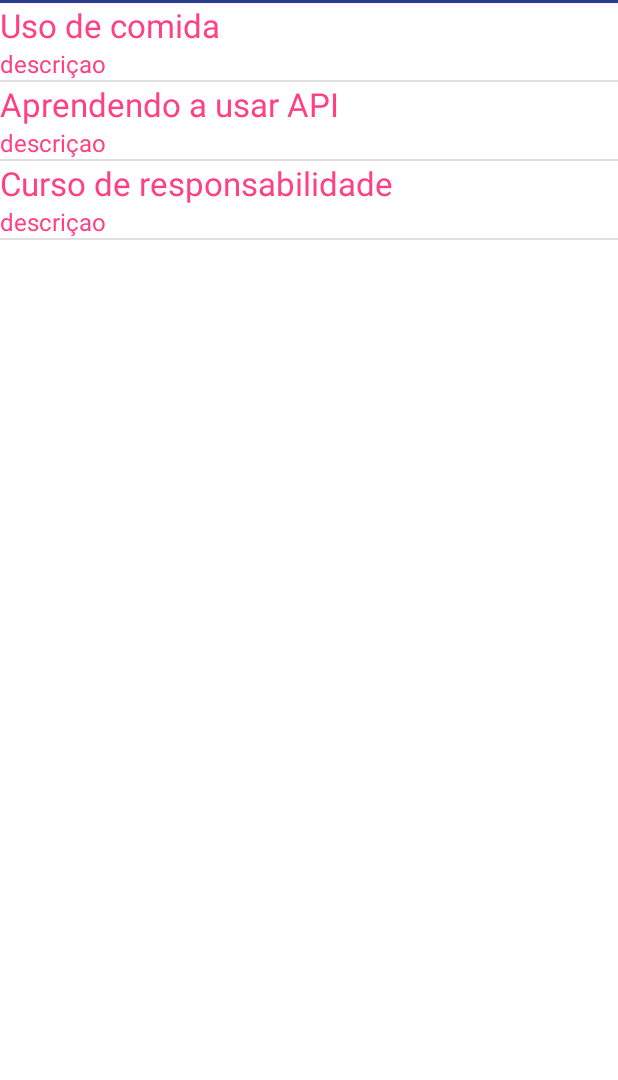
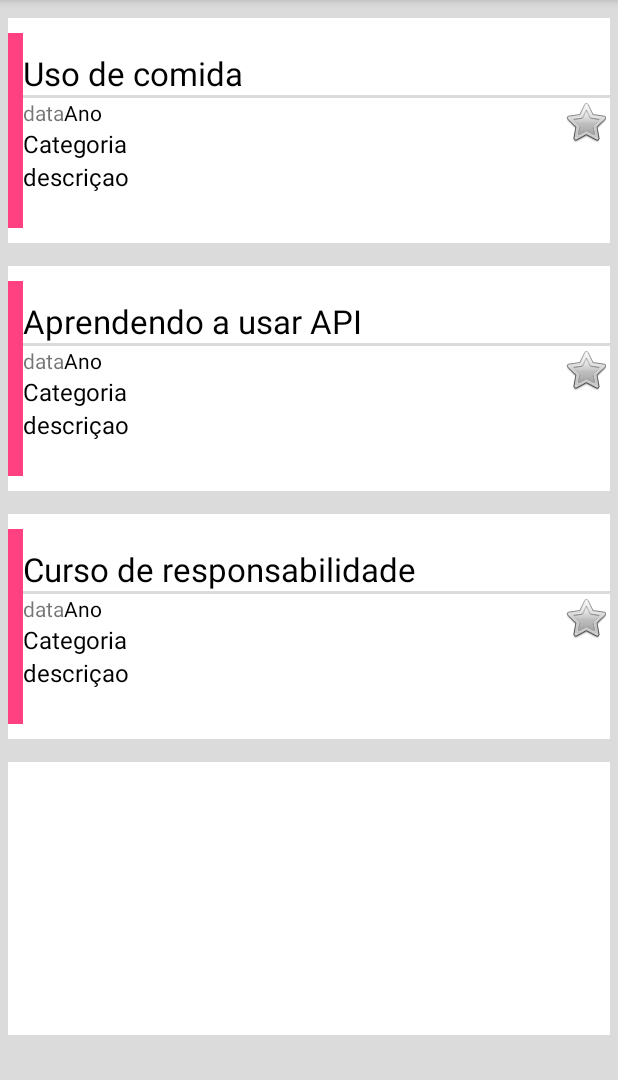
Before and after one commit to phrigapov/events, an Android app: the screen it shows after launch (MainActivity), on a phone screen of 412 x 824 dp, the part 156-1236 px from its top. Run offline under Robolectric (Android 15) with nearby library versions, the phone set to English and light mode, and no system bars.

Commit message:
Feito o layout

```diff
--- a/app/build.gradle
+++ b/app/build.gradle
@@ -31,8 +31,8 @@ dependencies {
     implementation "org.jetbrains.kotlin:kotlin-stdlib-jre7:$kotlin_version"
     implementation 'com.android.support:appcompat-v7:26.0.0-beta1'
     testImplementation 'junit:junit:4.12'
-    implementation 'com.android.support:design:26.0.0-beta2'
+    implementation 'com.android.support:design:26.0.0-beta1'
     implementation 'com.android.support.constraint:constraint-layout:1.0.2'
-    implementation 'com.android.support:support-v4:26.0.0-beta2'
-    implementation 'com.android.support:recyclerview-v7:26.0.0-beta2'
+    implementation 'com.android.support:support-v4:26.0.0-beta1'
+    implementation 'com.android.support:recyclerview-v7:26.0.0-beta1'
 }
--- a/app/src/main/res/layout/a.xml
+++ b/app/src/main/res/layout/a.xml
@@ -1,27 +1,87 @@
 <?xml version="1.0" encoding="utf-8"?>
-<LinearLayout xmlns:android="http://schemas.android.com/apk/res/android"
-    android:orientation="vertical" android:layout_width="match_parent"
-    android:layout_height="match_parent"
-    android:id="@id/teste">
+<RelativeLayout xmlns:android="http://schemas.android.com/apk/res/android"
+    xmlns:app="http://schemas.android.com/apk/res-auto"
+    android:layout_width="match_parent"
+    android:layout_height="150dp"
+    android:layout_centerVertical="false"
+    android:orientation="horizontal">
+
+
+    <ImageView
+        android:id="@+id/barra"
+        android:layout_width="10dp"
+        android:layout_height="130dp"
+        android:layout_marginBottom="10dp"
+        android:layout_marginTop="10dp"
+        android:background="@color/colorAccent" />
 
 
     <TextView
-
         android:id="@+id/nome"
         android:layout_width="match_parent"
         android:layout_height="wrap_content"
-        android:layout_marginTop="0dp"
+        android:layout_marginTop="22dp"
+        android:layout_toRightOf="@+id/barra"
         android:text="Titulo"
-        android:textColor="@color/colorAccent"
+        android:textColor="@android:color/black"
         android:textSize="22dp" />
 
 
+    <ImageView
+        android:id="@+id/linha"
+        android:layout_width="match_parent"
+        android:layout_height="2dp"
+        android:layout_below="@+id/nome"
+        android:layout_toRightOf="@+id/barra"
+        android:background="@color/fundo_tab" />
+
+    <TextView
+        android:id="@+id/data"
+        android:layout_width="wrap_content"
+        android:layout_height="wrap_content"
+        android:layout_below="@+id/linha"
+        android:layout_toRightOf="@+id/barra"
+        android:text="data" />
+
+    <TextView
+        android:id="@+id/ano"
+        android:layout_width="wrap_content"
+        android:layout_height="wrap_content"
+        android:layout_below="@+id/linha"
+        android:layout_toRightOf="@+id/data"
+        android:text="Ano"
+        android:textColor="@android:color/black" />
+
+    <TextView
+        android:id="@+id/categoria"
+        android:layout_width="wrap_content"
+        android:layout_height="wrap_content"
+        android:layout_below="@+id/data"
+        android:layout_toRightOf="@+id/barra"
+        android:text="Categoria"
+        android:textColor="@android:color/black"
+        android:textSize="16sp" />
+
     <TextView
         android:id="@+id/descricao"
-        android:layout_width="match_parent"
+        android:layout_width="wrap_content"
         android:layout_height="wrap_content"
+        android:layout_below="@+id/categoria"
+        android:layout_toRightOf="@+id/barra"
         android:text="descriçao"
-        android:textColor="@color/colorAccent"
+        android:textColor="@android:color/black"
         android:textSize="16sp" />
 
-</LinearLayout>
+
+    <ImageView
+        android:id="@+id/cat_img"
+        android:layout_width="32dp"
+        android:layout_height="32dp"
+        android:layout_alignParentRight="true"
+        android:layout_below="@+id/linha"
+
+        android:layout_weight="1"
+        app:srcCompat="@android:drawable/btn_star" />
+
+
+</RelativeLayout>
--- a/app/src/main/res/layout/tab_a.xml
+++ b/app/src/main/res/layout/tab_a.xml
@@ -3,15 +3,20 @@
     android:layout_width="match_parent"
     android:layout_height="100dp"
     android:layout_centerVertical="false"
-    android:background="@color/colorPrimaryDark"
+    android:background="@color/fundo_tab"
     android:orientation="horizontal">
 
     <ListView
         android:id="@android:id/list"
         android:layout_width="match_parent"
         android:layout_height="match_parent"
-        android:layout_marginTop="50dp"
-        android:background="@color/branco">
+        android:layout_marginTop="60dp"
+        android:layout_marginBottom="30dp"
+        android:layout_marginLeft="5dp"
+        android:layout_marginRight="5dp"
+        android:background="@color/branco"
+        android:divider="@color/fundo_tab"
+        android:dividerHeight="15.0sp">
     </ListView>
 
 </LinearLayout>
--- a/app/src/main/res/values/colors.xml
+++ b/app/src/main/res/values/colors.xml
@@ -4,4 +4,5 @@
     <color name="colorPrimaryDark">#303F9F</color>
     <color name="colorAccent">#FF4081</color>
     <color name="branco">#FFF</color>
+    <color name="fundo_tab">#dbdbdb</color>
 </resources>
```
